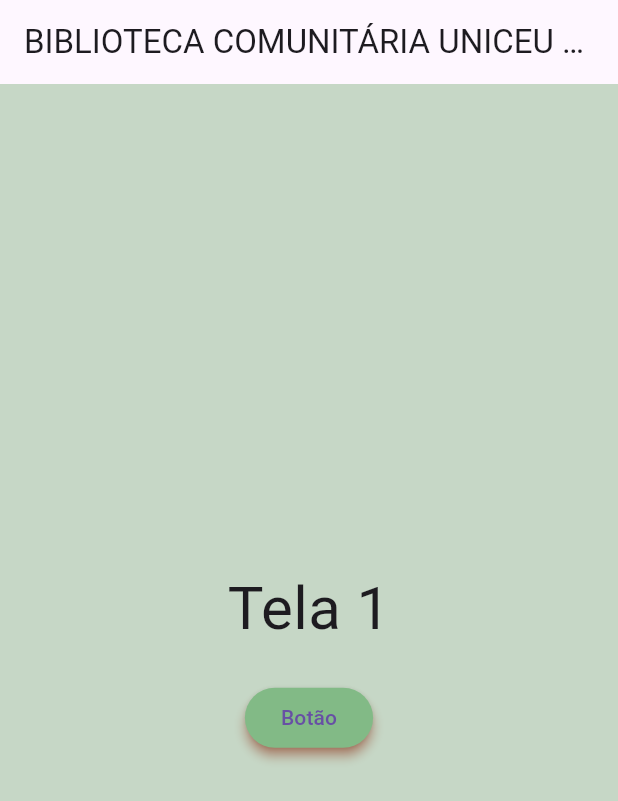
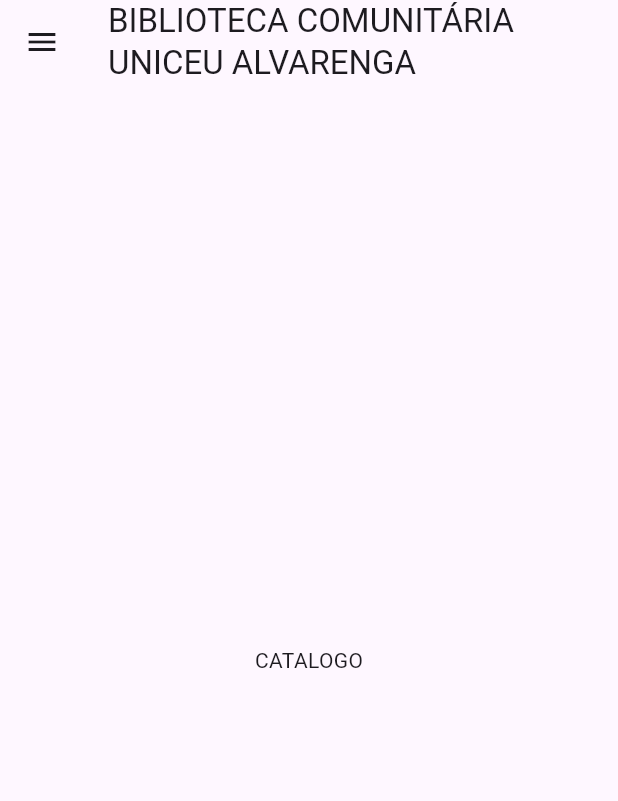
Before and after one commit to luizfelizardo/app_biblioteca, a Flutter app: the screen it shows after launch, on a phone screen of 412 x 824 dp. Shown: the top 801 px of the screen. Run offline on Flutter 3.47's test engine with Material 3 defaults, Android fonts, the phone set to English and light mode, and no system bars.

Commit message:
adição de novos arquivos

```diff
--- a/lib/main.dart
+++ b/lib/main.dart
@@ -1,42 +1,72 @@
 import 'package:flutter/material.dart';
 
 void main() {
-  runApp(SuperApp());
+  runApp(const MaterialApp(
+    home: HomePage(),
+  ));
 }
 
-class SuperApp extends StatelessWidget {
+class CatalogoItem {
+  final String title;
+  final String description;
+
+  CatalogoItem(this.title, this.description);
+}
+
+class HomePage extends StatefulWidget {
+  const HomePage({super.key});
+
+  @override
+  _HomePageState createState() => _HomePageState();
+}
+
+class _HomePageState extends State<HomePage> {
+  int _index = 0;
+
+  Widget? _switcherBody() {
+    switch (_index) {
+      case 0:
+        return Container(child: const Center(child: Text("CATALOGO")));
+      case 1:
+        return Container(child: const Center(child: Text("RESERVA")));
+    }
+    return null;
+  }
+
   @override
   Widget build(BuildContext context) {
-    return MaterialApp(
-      title: 'BIBLIOTECA COMUNITÁRIA UNICEU ALVARENGA',
-      home: Scaffold(
+    return Scaffold(
       appBar: AppBar(
-            title: const Text('BIBLIOTECA COMUNITÁRIA UNICEU ALVARENGA'),
+          title: const Text("BIBLIOTECA COMUNITÁRIA \nUNICEU ALVARENGA")),
+      body: _switcherBody(),
+      drawer: Drawer(
+        child: ListView(padding: EdgeInsets.zero, children: <Widget>[
+          const DrawerHeader(
+            decoration: BoxDecoration(
+              color: Color.fromARGB(255, 177, 202, 226),
             ),
-          backgroundColor: Color(0xffc6d7c6),
-          body: Center(
-            child: Column(
-              mainAxisAlignment: MainAxisAlignment.center,
-              children: [
-                const Text(
-                  'Tela 1',
-                  style: TextStyle(fontSize: 40),
+            child: Text('BIBLIOTECA COMUNITÁRIA \nUNICEU ALVARENGA'),
           ),
-                const SizedBox(height: 20),
-                ElevatedButton(
-                  style: ElevatedButton.styleFrom(
-                    backgroundColor: Color(0xff82ba86),
-                    shadowColor: Color(0xffdb3208),
-                    elevation: 3,
+          ListTile(
+            title: const Text('CATALOGO'),
+            onTap: () {
+              setState(() {
+                _index = 0;
+              });
+              Navigator.pop(context);
+            },
           ),
-                  onPressed: () {
-                    print('Botão pressionado');
+          ListTile(
+            title: const Text('RESERVA'),
+            onTap: () {
+              setState(() {
+                _index = 1;
+              });
+              Navigator.pop(context);
             },
-                  child: const Text('Botão'),
           ),
-              ],
+        ]),
       ),
-          )),
     );
   }
 }
--- a/lib/pesquisa.dart
+++ /dev/null
@@ -1,10 +0,0 @@
-import 'package:flutter/material.dart';
-
-class SuperApp extends StatelessWidget {
-  const SuperApp({super.key});
-
-  @override
-  Widget build(BuildContext context) {
-    return MaterialApp();
-  }
-}
```
Lines whose indentation alone changed are shown as unchanged.
